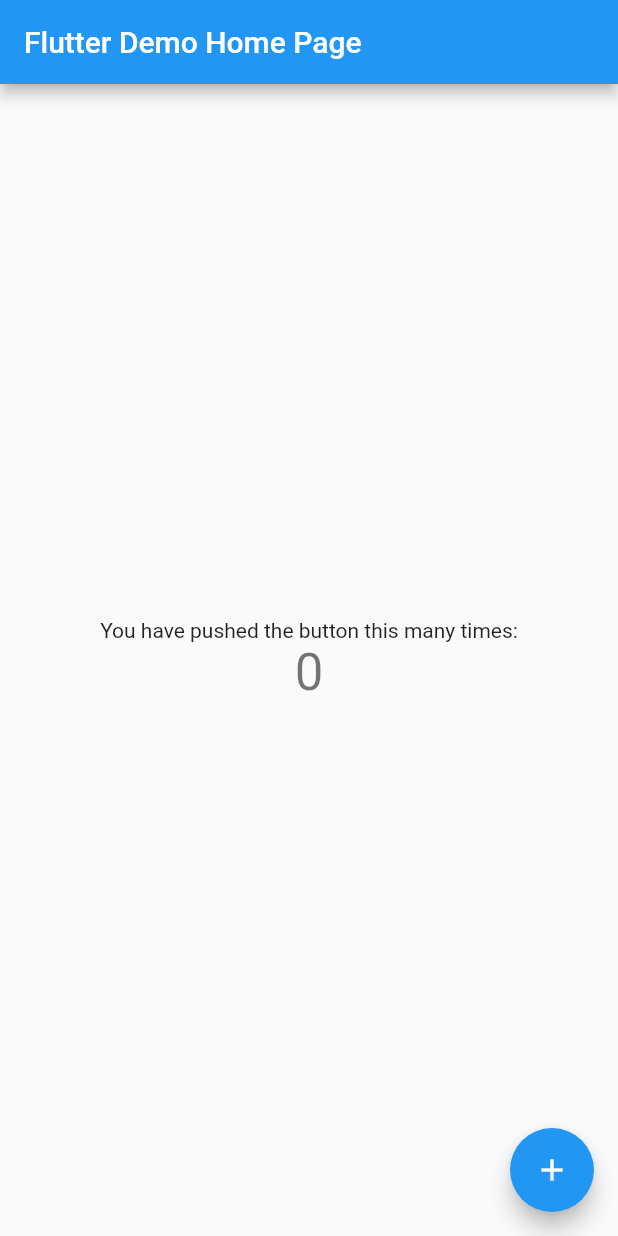
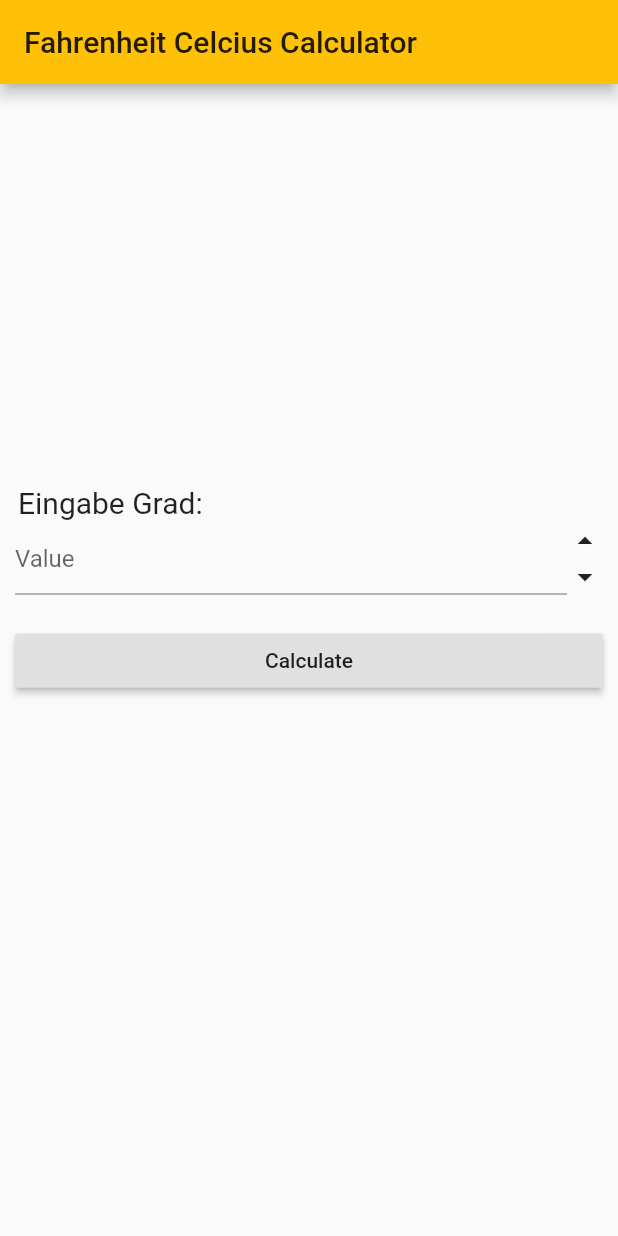
Before and after one commit to peloflutter/fahrenheit_celcsius_calculator, a Flutter app: the screen it shows after launch, on a phone screen of 412 x 824 dp. Run offline on Flutter 3.47's test engine with Material 2 defaults, Android fonts, the phone set to English and light mode, and no system bars.

Commit message:
very, very early first version

```diff
--- /dev/null
+++ b/lib/fahrenheit_celcius_calculator.dart
@@ -0,0 +1,146 @@
+import 'package:flutter/material.dart';
+
+// ToDo: Eingabe nur für numerische Werte erlauben !!!
+
+class FahrenheitCelciusCalculator extends StatefulWidget {
+  @override
+  State<StatefulWidget> createState() => _FahrenheitCelciusCalculator();
+}
+
+class _FahrenheitCelciusCalculator extends State<FahrenheitCelciusCalculator> {
+  String _input;
+  String _displayFahrenheitLong;
+  String _displayCelciusLong;
+  String _displayFahrenheitShort;
+  String _displayCelciusShort;
+
+  num _degreeInput;
+  num _degreeFahrenheit;
+  num _degreeCelcius;
+
+  TextEditingController _controller;
+
+  _FahrenheitCelciusCalculator() {
+    debugPrint("c'tor _FahrenheitCelciusCalculator");
+    _input = '';
+    _displayFahrenheitLong = '';
+    _displayCelciusLong = '';
+    _displayFahrenheitShort = '';
+    _displayCelciusShort = '';
+
+    _controller = TextEditingController();
+  }
+
+  @override
+  Widget build(BuildContext context) {
+    Row row = Row(children: <Widget>[
+      Expanded(
+          child: TextField(
+              textAlign: TextAlign.left,
+              decoration: InputDecoration(hintText: 'Value'),
+              controller: _controller
+              // onChanged: (s) {},
+              )),
+      Column(mainAxisAlignment: MainAxisAlignment.center, children: <Widget>[
+        SizedBox(
+            height: 24.0,
+            width: 24.0,
+            child: new IconButton(
+              padding: new EdgeInsets.all(0.0),
+              // color: ThemeData.p,
+              icon: new Icon(Icons.arrow_drop_up, size: 24.0),
+              onPressed: _increment,
+            )),
+        SizedBox(
+            height: 24.0,
+            width: 24.0,
+            child: new IconButton(
+              padding: new EdgeInsets.all(0.0),
+              // color: ThemeData.p,
+              icon: new Icon(Icons.arrow_drop_down, size: 24.0),
+              onPressed: _decrement,
+            ))
+      ]),
+    ]);
+
+    return Scaffold(
+        appBar: new AppBar(
+          title: new Text('Fahrenheit Celcius Calculator'),
+        ),
+        body: Container(
+            margin: EdgeInsets.all(10.0),
+            // child: Center(
+            child: Column(
+                mainAxisAlignment: MainAxisAlignment.center,
+                crossAxisAlignment: CrossAxisAlignment.stretch,
+                children: <Widget>[
+                  Padding(
+                      padding: EdgeInsets.all(2.0),
+                      child: Text('Eingabe Grad:',
+                          textAlign: TextAlign.start,
+                          style: TextStyle(fontSize: 20.0))),
+                  row,
+                  Padding(padding: EdgeInsets.all(10.0)),
+                  RaisedButton(
+                    onPressed: _onPressed,
+                    child: Text('Calculate'),
+                  ),
+                  Padding(padding: EdgeInsets.all(10.0)),
+                  Row(children: <Widget>[
+                    Container(
+                        margin: EdgeInsets.all(5.0),
+                        child: Column(
+                            crossAxisAlignment: CrossAxisAlignment.start,
+                            children: <Widget>[
+                              Padding(
+                                  padding: EdgeInsets.all(2.0),
+                                  child: Text(_displayFahrenheitLong,
+                                      style: TextStyle(fontSize: 14.0))),
+                              Padding(padding: EdgeInsets.all(10.0)),
+                              Padding(
+                                  padding: EdgeInsets.all(2.0),
+                                  child: Text(_displayCelciusLong,
+                                      style: TextStyle(fontSize: 14.0)))
+                            ])),
+                    Expanded(
+                        child: Column(
+                            crossAxisAlignment: CrossAxisAlignment.start,
+                            children: <Widget>[
+                          Padding(
+                              padding: EdgeInsets.all(2.0),
+                              child: Text(_displayFahrenheitShort,
+                                  style: TextStyle(fontSize: 20.0))),
+                          Padding(padding: EdgeInsets.all(10.0)),
+                          Padding(
+                              padding: EdgeInsets.all(2.0),
+                              child: Text(_displayCelciusShort,
+                                  style: TextStyle(fontSize: 20.0))),
+                        ])),
+                  ])
+                ])));
+  }
+
+  void _increment() {
+    debugPrint('... _increment');
+  }
+
+  void _decrement() {
+    debugPrint('... _decrement');
+  }
+
+  void _onPressed() {
+    debugPrint('... _onPressed');
+
+    String input = _controller.text;
+
+    setState(() {
+      // ToDo: Verechnung von Fahrenheit und Celcius
+      _degreeInput = int.parse(input);
+
+      _displayFahrenheitLong = 'Boahh, I love $input  Fahrenheit';
+      _displayCelciusLong = 'Boahh, I love $input Celcius';
+      _displayFahrenheitShort = '$input  Fahrenheit';
+      _displayCelciusShort = '$input Celcius';
+    });
+  }
+}
--- a/lib/main.dart
+++ b/lib/main.dart
@@ -1,111 +1,18 @@
 import 'package:flutter/material.dart';
+import 'package:flutter/rendering.dart';
+import 'fahrenheit_celcius_calculator.dart';
 
-void main() => runApp(MyApp());
+void main() {
+  debugPaintSizeEnabled = false;
+  runApp(MyApp());
+}
 
 class MyApp extends StatelessWidget {
-  // This widget is the root of your application.
   @override
   Widget build(BuildContext context) {
     return MaterialApp(
-      title: 'Flutter Demo',
-      theme: ThemeData(
-        // This is the theme of your application.
-        //
-        // Try running your application with "flutter run". You'll see the
-        // application has a blue toolbar. Then, without quitting the app, try
-        // changing the primarySwatch below to Colors.green and then invoke
-        // "hot reload" (press "r" in the console where you ran "flutter run",
-        // or simply save your changes to "hot reload" in a Flutter IDE).
-        // Notice that the counter didn't reset back to zero; the application
-        // is not restarted.
-        primarySwatch: Colors.blue,
-      ),
-      home: MyHomePage(title: 'Flutter Demo Home Page'),
-    );
+        title: 'Flutter Demo',
+        theme: ThemeData(primarySwatch: Colors.amber),
+        home: FahrenheitCelciusCalculator());
   }
 }
-
-class MyHomePage extends StatefulWidget {
-  MyHomePage({Key key, this.title}) : super(key: key);
-
-  // This widget is the home page of your application. It is stateful, meaning
-  // that it has a State object (defined below) that contains fields that affect
-  // how it looks.
-
-  // This class is the configuration for the state. It holds the values (in this
-  // case the title) provided by the parent (in this case the App widget) and
-  // used by the build method of the State. Fields in a Widget subclass are
-  // always marked "final".
-
-  final String title;
-
-  @override
-  _MyHomePageState createState() => _MyHomePageState();
-}
-
-class _MyHomePageState extends State<MyHomePage> {
-  int _counter = 0;
-
-  void _incrementCounter() {
-    setState(() {
-      // This call to setState tells the Flutter framework that something has
-      // changed in this State, which causes it to rerun the build method below
-      // so that the display can reflect the updated values. If we changed
-      // _counter without calling setState(), then the build method would not be
-      // called again, and so nothing would appear to happen.
-      _counter++;
-    });
-  }
-
-  @override
-  Widget build(BuildContext context) {
-    // This method is rerun every time setState is called, for instance as done
-    // by the _incrementCounter method above.
-    //
-    // The Flutter framework has been optimized to make rerunning build methods
-    // fast, so that you can just rebuild anything that needs updating rather
-    // than having to individually change instances of widgets.
-    return Scaffold(
-      appBar: AppBar(
-        // Here we take the value from the MyHomePage object that was created by
-        // the App.build method, and use it to set our appbar title.
-        title: Text(widget.title),
-      ),
-      body: Center(
-        // Center is a layout widget. It takes a single child and positions it
-        // in the middle of the parent.
-        child: Column(
-          // Column is also layout widget. It takes a list of children and
-          // arranges them vertically. By default, it sizes itself to fit its
-          // children horizontally, and tries to be as tall as its parent.
-          //
-          // Invoke "debug painting" (press "p" in the console, choose the
-          // "Toggle Debug Paint" action from the Flutter Inspector in Android
-          // Studio, or the "Toggle Debug Paint" command in Visual Studio Code)
-          // to see the wireframe for each widget.
-          //
-          // Column has various properties to control how it sizes itself and
-          // how it positions its children. Here we use mainAxisAlignment to
-          // center the children vertically; the main axis here is the vertical
-          // axis because Columns are vertical (the cross axis would be
-          // horizontal).
-          mainAxisAlignment: MainAxisAlignment.center,
-          children: <Widget>[
-            Text(
-              'You have pushed the button this many times:',
-            ),
-            Text(
-              '$_counter',
-              style: Theme.of(context).textTheme.display1,
-            ),
-          ],
-        ),
-      ),
-      floatingActionButton: FloatingActionButton(
-        onPressed: _incrementCounter,
-        tooltip: 'Increment',
-        child: Icon(Icons.add),
-      ), // This trailing comma makes auto-formatting nicer for build methods.
-    );
-  }
-}
```
Also changed, not shown: lib/xxx.txt (added, +97 -0 lines), 2 other files.
